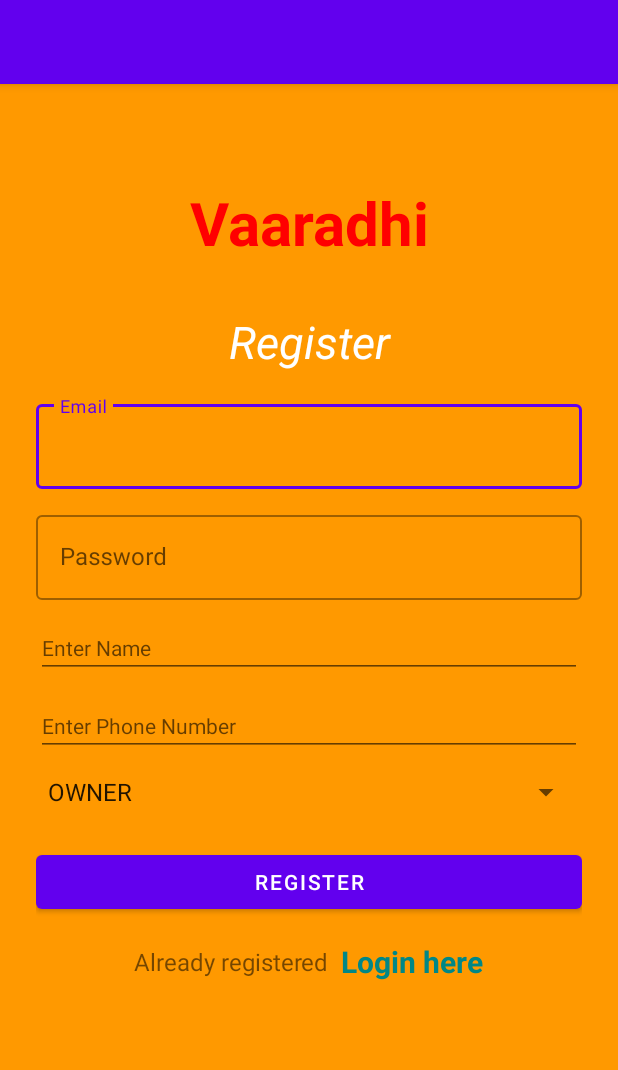
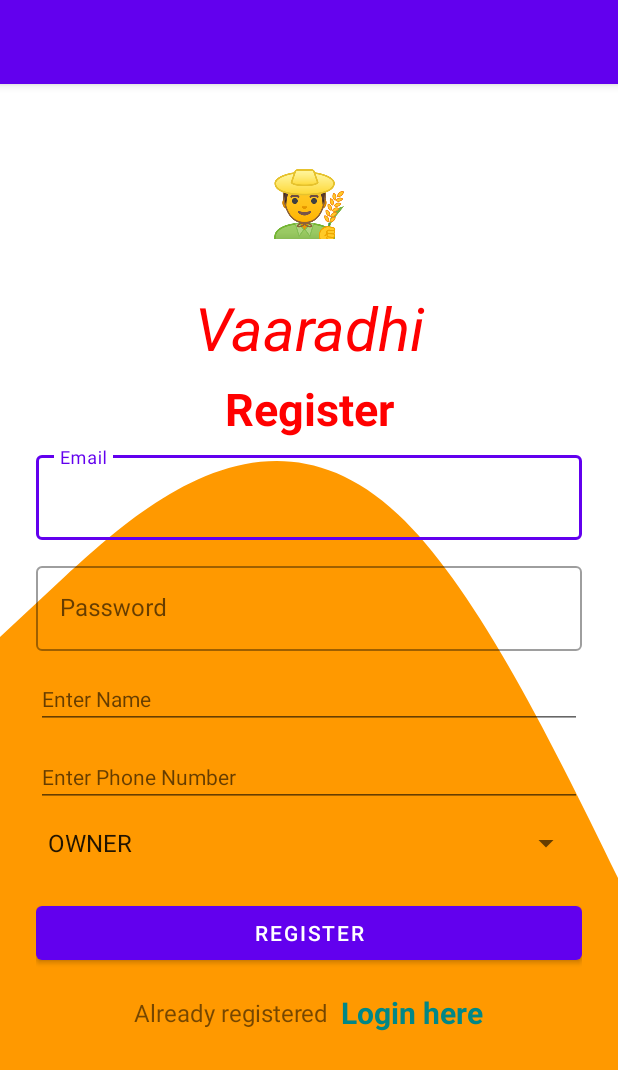
Before and after one commit to aluvala-nikhil/Vaaradhi, an Android app: the RegisterActivity screen opened directly, with no data from a screen before it, on a phone screen of 412 x 824 dp. Shown: the top 1070 px of the screen. Run offline under Robolectric (Android 15) with nearby library versions, the phone set to English and light mode, and no system bars; our stand-ins replace Firebase (no records; nobody signed in at launch, a user with empty details on screens opened directly).

Commit message:
Register Page Change

```diff
--- a/app/src/main/res/layout/activity_register.xml
+++ b/app/src/main/res/layout/activity_register.xml
@@ -6,8 +6,7 @@
     android:layout_height="match_parent"
     android:orientation="vertical"
     android:padding="24dp"
-    android:background="#ff9900"
-    tools:context=".RegisterActivity">
+    android:background="@drawable/ic_wave"    tools:context=".RegisterActivity">
 
 
     <LinearLayout
@@ -15,27 +14,33 @@
         android:layout_height="match_parent"
         android:orientation="vertical"
         android:layout_gravity="center"
-        android:layout_marginTop="25dp">
+        android:layout_marginTop="2dp">
+
+        <ImageView
+            android:id="@+id/imageView"
+            android:layout_width="match_parent"
+            android:layout_height="wrap_content"
+            app:srcCompat="@mipmap/ic_launcher_foreground" />
 
         <TextView
             android:layout_width="match_parent"
             android:layout_height="wrap_content"
             android:text="Vaaradhi"
             android:textSize="40sp"
-            android:textStyle="bold"
+            android:textStyle="italic"
             android:textColor="#FF0000"
             android:gravity="center_horizontal"
-            android:layout_marginVertical="16dp"/>
+            android:layout_marginVertical="1dp"/>
 
         <TextView
             android:layout_width="match_parent"
             android:layout_height="wrap_content"
             android:text="Register"
             android:textSize="30sp"
-            android:textStyle="italic"
-            android:textColor="#ffffff"
+            android:textStyle="bold"
+            android:textColor="#ff0000"
             android:gravity="center_horizontal"
-            android:layout_marginVertical="16dp"/>
+            android:layout_marginVertical="5dp"/>
 
 
         <com.google.android.material.textfield.TextInputLayout
```
